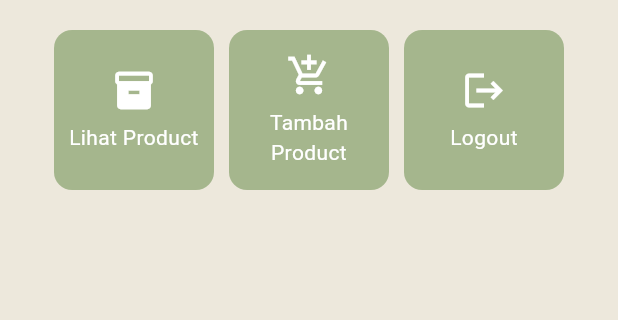
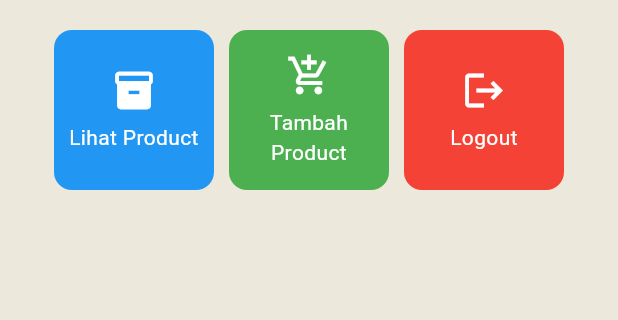
Before and after one commit to lillyskyy/my_vintage_choice_mobile, a Flutter app: the screen it shows after launch, on a phone screen of 412 x 824 dp, the part 357-677 px from its top. Run offline on Flutter 3.47's test engine with Material 3 defaults, Android fonts, the light colour scheme and no system bars.

Commit message:
warna udah beda beda

```diff
--- a/my_vintage_choice/lib/menu.dart
+++ b/my_vintage_choice/lib/menu.dart
@@ -8,9 +8,9 @@ class MyHomePage extends StatelessWidget {
   MyHomePage({super.key});
 
   final List<ItemHomepage> items = [
-    ItemHomepage("Lihat Product", Icons.inventory),
-    ItemHomepage("Tambah Product", Icons.add_shopping_cart),
-    ItemHomepage("Logout", Icons.logout),
+    ItemHomepage("Lihat Product", Icons.inventory, Colors.blue),
+    ItemHomepage("Tambah Product", Icons.add_shopping_cart, Colors.green),
+    ItemHomepage("Logout", Icons.logout, Colors.red),
   ];
 
   @override
@@ -139,7 +139,7 @@ class ItemCard extends StatelessWidget {
   Widget build(BuildContext context) {
     return Material(
       // Menentukan warna latar belakang dari tema aplikasi.
-      color: Theme.of(context).colorScheme.secondary,
+      color: item.color,
       // Membuat sudut kartu melengkung.
       borderRadius: BorderRadius.circular(12),
 
@@ -183,6 +183,7 @@ class ItemCard extends StatelessWidget {
 class ItemHomepage {
   final String name;
   final IconData icon;
+  final Color color;
 
-  ItemHomepage(this.name, this.icon);
+  ItemHomepage(this.name, this.icon, this.color);
 }
```
